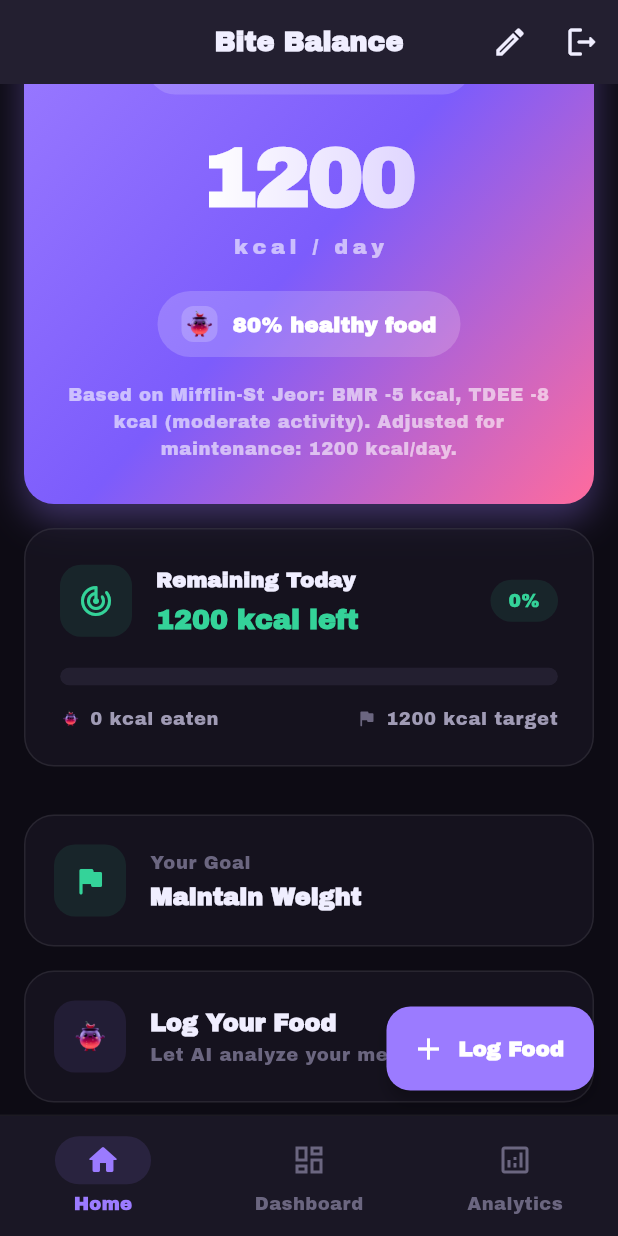
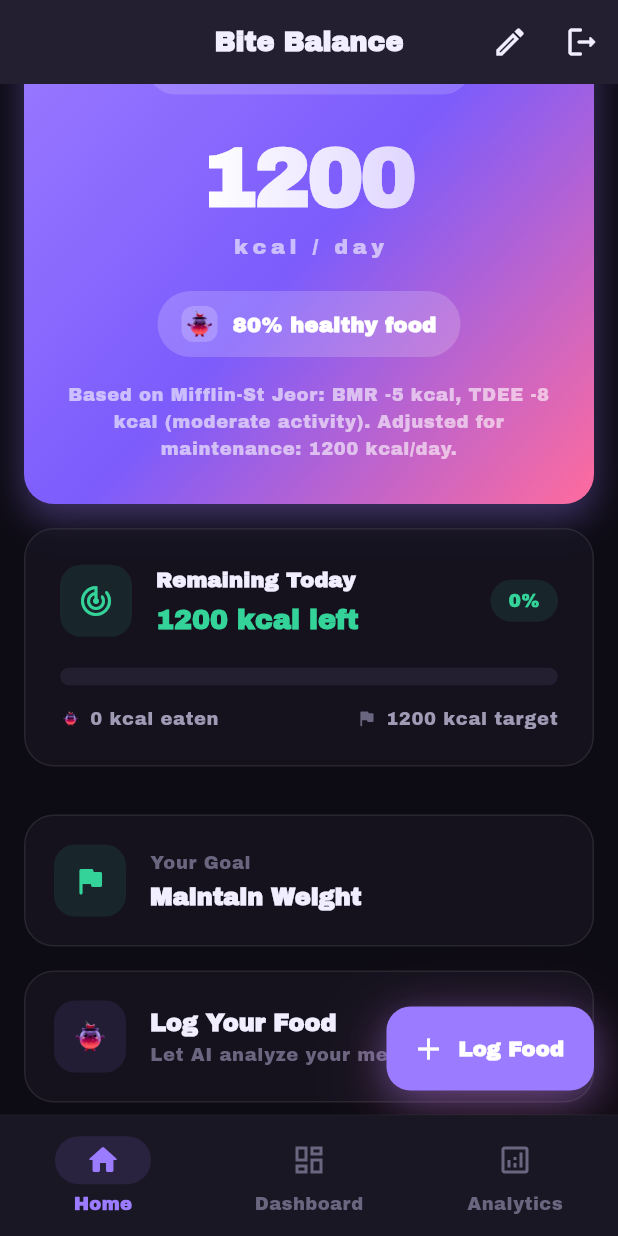
Before and after one commit to heinhtet-zaw12/BiteBalance, a Flutter app: the HomePage screen opened by its route, scrolled down 576 dp, on a phone screen of 412 x 824 dp. Run offline on Flutter 3.47's test engine with Material 3 defaults, Android fonts, the phone set to English and light mode, and no system bars; our stand-ins replace cross_file, fl_chart, flutter_dotenv, flutter_riverpod, fpdart, go_router and 7 more; accounts and stored records are empty.

Commit message:
fix: improve Dashboard plus button contrast & visibility
- Add explicit AppTheme.primary background and white foreground
- Add layered glow shadow (purple + pink) to make FAB pop
- Ensure visibility against dark AppTheme.background

Closes #1

Co-Authored-By: Claude <noreply@anthropic.com>

```diff
--- a/lib/features/profile/presentation/pages/home_page.dart
+++ b/lib/features/profile/presentation/pages/home_page.dart
@@ -122,10 +122,33 @@ class _HomePageState extends ConsumerState<HomePage>
                 ),
               ],
             ),
-      floatingActionButton: FloatingActionButton.extended(
-        onPressed: () => context.push('/food-log'),
-        icon: const Icon(Icons.add),
-        label: const Text('Log Food'),
+      floatingActionButton: Container(
+        decoration: BoxDecoration(
+          borderRadius: BorderRadius.circular(16),
+          boxShadow: [
+            BoxShadow(
+              color: AppTheme.primary.withValues(alpha: 0.4),
+              blurRadius: 20,
+              offset: const Offset(0, 6),
+            ),
+            BoxShadow(
+              color: AppTheme.secondary.withValues(alpha: 0.2),
+              blurRadius: 40,
+              offset: const Offset(0, 12),
+            ),
+          ],
+        ),
+        child: FloatingActionButton.extended(
+          onPressed: () => context.push('/food-log'),
+          icon: const Icon(Icons.add),
+          label: const Text('Log Food'),
+          backgroundColor: AppTheme.primary,
+          foregroundColor: Colors.white,
+          elevation: 0,
+          shape: RoundedRectangleBorder(
+            borderRadius: BorderRadius.circular(16),
+          ),
+        ),
       ),
       body: profileState.when(
         loading: () => const HomeShimmer(),
```
